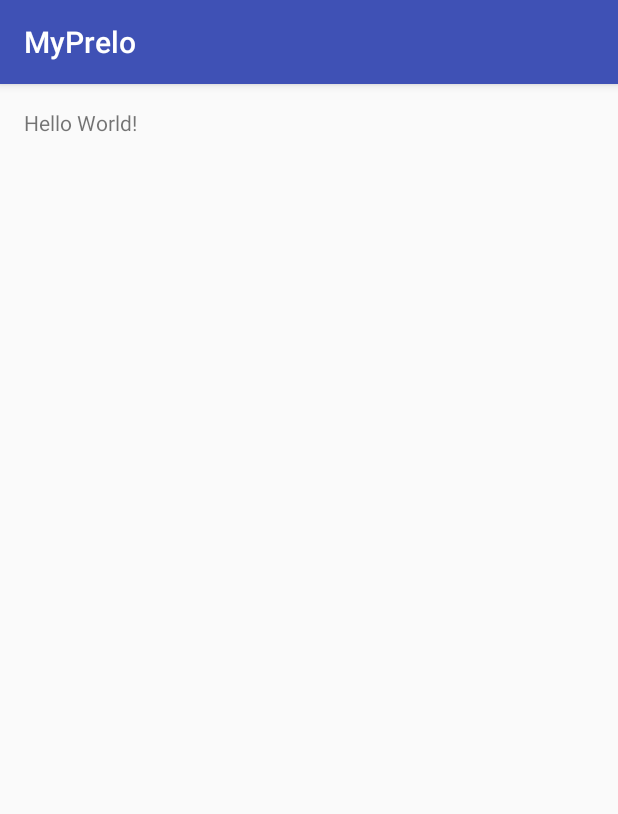
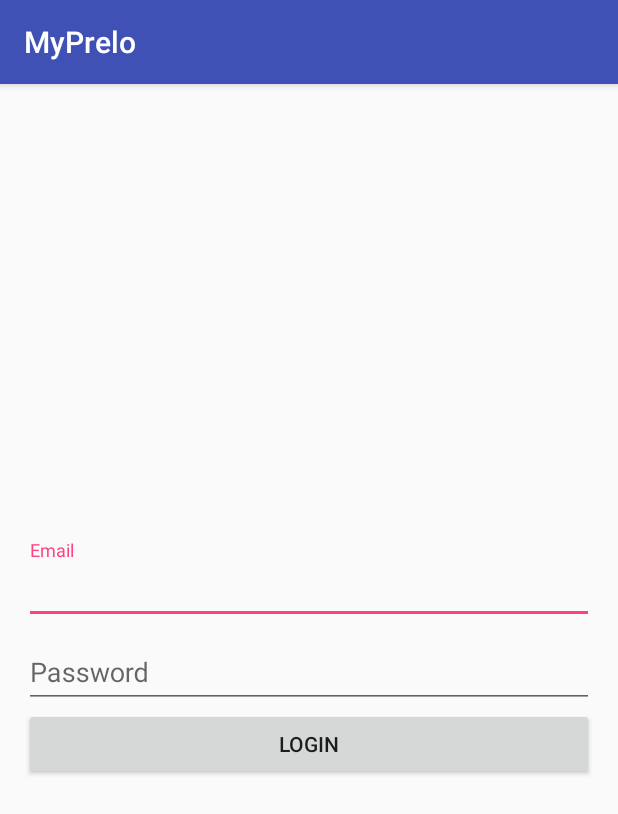
Before and after one commit to luffi13/MyPreloProject, an Android app: the screen it shows after launch (LoginActivity), on a phone screen of 412 x 824 dp. Shown: the top 814 px of the screen. Run offline under Robolectric (Android 15) with nearby library versions, the phone set to English and light mode, and no system bars.

Commit message:
edit login layout

```diff
--- a/app/src/main/res/layout/activity_login.xml
+++ b/app/src/main/res/layout/activity_login.xml
@@ -4,14 +4,57 @@
     android:id="@+id/activity_login"
     android:layout_width="match_parent"
     android:layout_height="match_parent"
+    android:gravity="center"
     android:paddingBottom="@dimen/activity_vertical_margin"
     android:paddingLeft="@dimen/activity_horizontal_margin"
     android:paddingRight="@dimen/activity_horizontal_margin"
     android:paddingTop="@dimen/activity_vertical_margin"
     tools:context="id.co.myprelo.myprelo.activity.LoginActivity">
 
-    <TextView
-        android:layout_width="wrap_content"
+    <LinearLayout
+        android:layout_width="match_parent"
         android:layout_height="wrap_content"
-        android:text="Hello World!" />
+        android:orientation="vertical">
+
+        <android.support.design.widget.TextInputLayout
+            android:layout_width="match_parent"
+            android:layout_height="wrap_content">
+
+            <AutoCompleteTextView
+                android:id="@+id/usernameOrEmail_et"
+                android:layout_width="match_parent"
+                android:layout_height="wrap_content"
+                android:hint="@string/prompt_email"
+                android:inputType="textPersonName"
+                android:maxLines="1"
+                android:singleLine="true" />
+
+        </android.support.design.widget.TextInputLayout>
+
+        <android.support.design.widget.TextInputLayout
+            android:layout_width="match_parent"
+            android:layout_height="wrap_content">
+
+            <EditText
+                android:id="@+id/password_et"
+                android:layout_width="match_parent"
+                android:layout_height="wrap_content"
+                android:hint="Password"
+                android:imeActionId="@+id/login"
+                android:imeActionLabel="@string/action_sign_in_short"
+                android:imeOptions="actionUnspecified"
+                android:inputType="textPassword"
+                android:maxLines="1"
+                android:singleLine="true" />
+
+        </android.support.design.widget.TextInputLayout>
+
+
+        <Button
+            android:id="@+id/login_btn"
+            android:text="login"
+            android:layout_width="match_parent"
+            android:layout_height="wrap_content"/>
+
+    </LinearLayout>
 </RelativeLayout>
--- a/app/src/main/res/values/strings.xml
+++ b/app/src/main/res/values/strings.xml
@@ -1,3 +1,15 @@
 <resources>
     <string name="app_name">MyPrelo</string>
+
+    <string name="prompt_email">Email</string>
+    <string name="prompt_password">Password (optional)</string>
+    <string name="action_sign_in">Sign in or register</string>
+    <string name="action_sign_in_short">Sign in</string>
+    <string name="error_invalid_email">This email address is invalid</string>
+    <string name="error_invalid_password">This password is too short</string>
+    <string name="error_incorrect_password">This password is incorrect</string>
+    <string name="error_field_required">This field is required</string>
+    <string name="permission_rationale">"Contacts permissions are needed for providing email
+        completions."
+    </string>
 </resources>
```
